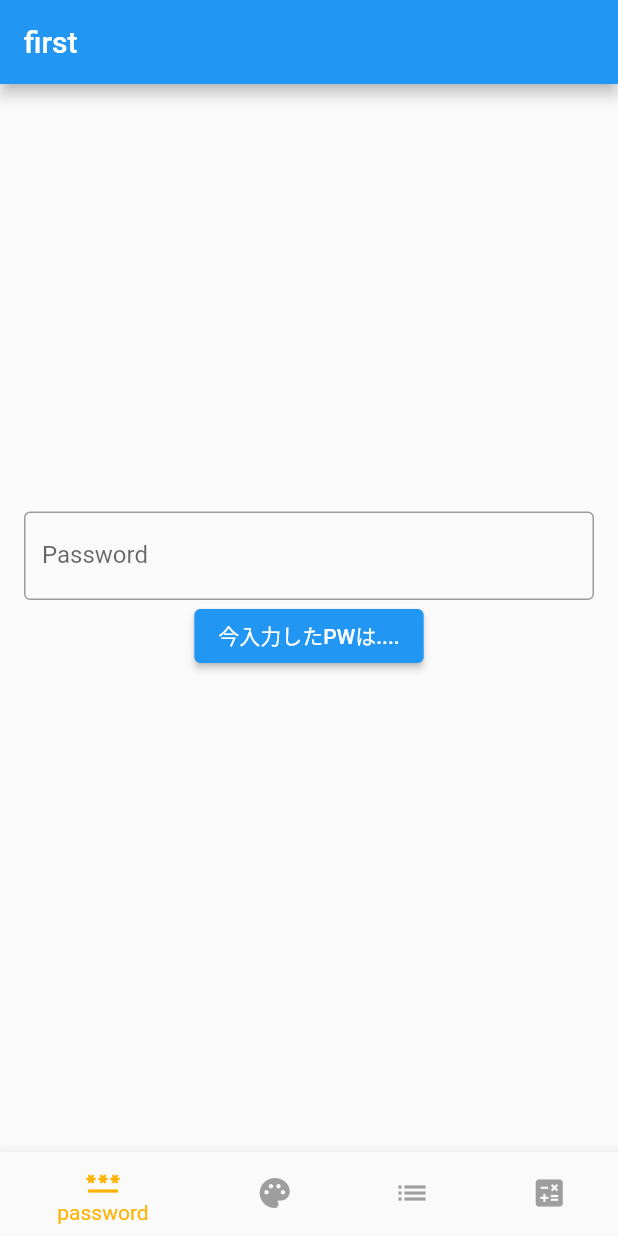
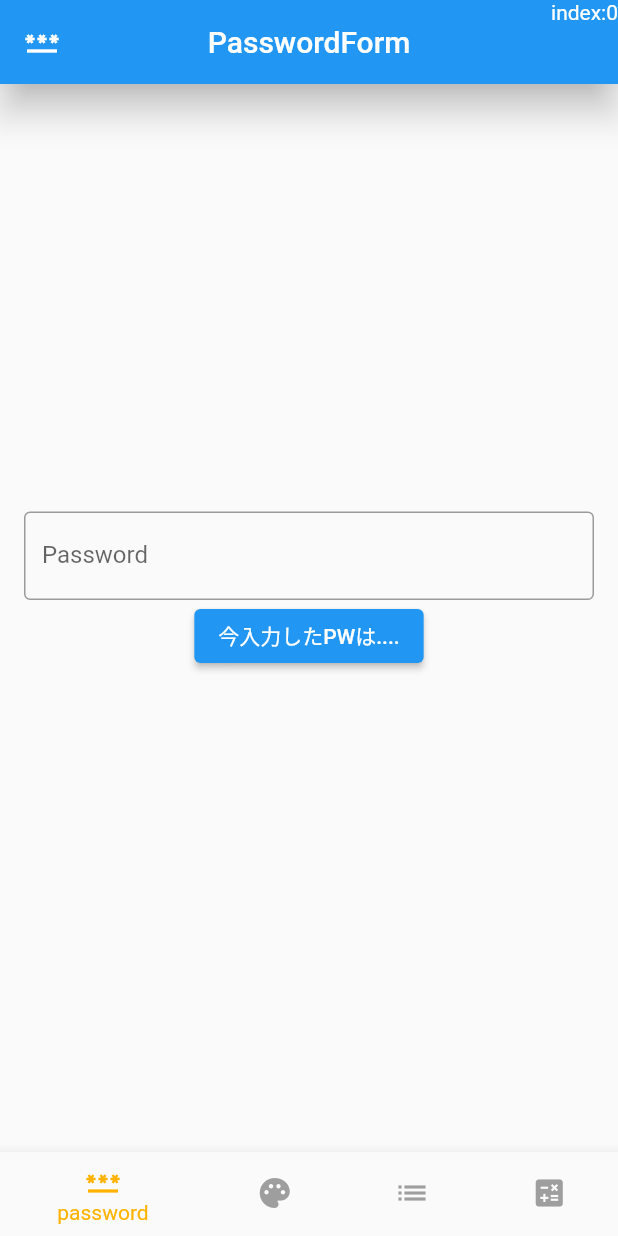
Before and after one commit to GawinGowin/flutter_train, a Flutter app: the screen it shows after launch, on a phone screen of 412 x 824 dp. Run offline on Flutter 3.47's test engine with Material 2 defaults, Android fonts, the phone set to English and light mode, and no system bars; our stand-ins replace flutter_riverpod, shared_preferences.

Commit message:
add simple provider

```diff
--- a/lib/main.dart
+++ b/lib/main.dart
@@ -2,18 +2,18 @@ import 'package:flutter/material.dart';
 
 import 'package:flutter_riverpod/flutter_riverpod.dart';
 
-import 'package:flutter_train/pages/pwForm.dart';
-import 'package:flutter_train/pages/colorPref.dart';
-import 'package:flutter_train/pages/listVew.dart';
-import 'package:flutter_train/pages/mathRand.dart';
+import 'package:flutter_train/pages/pw_form.dart';
+import 'package:flutter_train/pages/color_pref.dart';
+import 'package:flutter_train/pages/list_view.dart';
+import 'package:flutter_train/pages/math_rand.dart';
+
+import 'package:flutter_train/providers.dart';
 
 void main() {
   const app = MaterialApp(home: Rooter());
   const scope = ProviderScope(child: app);
   runApp(scope);
 }
-
-final indexProvider = StateProvider((ref) => 0);
 
 /**
  * Icons:
@@ -45,10 +45,10 @@ class Rooter extends ConsumerWidget {
     ];
 
     final pages = [
-      pwFormPage(),
-      colorPrefPage(),
-      listVewPage(),
-      mathRandPage()
+      PwFormPage(),
+      ColorPrefPage(),
+      ListViewPage(),
+      MathRandPage()
     ];
 
     final bar = BottomNavigationBar(
--- a/lib/pages/pwForm.dart
+++ b/lib/pages/pw_form.dart
@@ -1,19 +1,27 @@
 import 'package:flutter/material.dart';
+import 'package:flutter_riverpod/flutter_riverpod.dart';
 
-class pwFormPage extends StatefulWidget {
+import 'package:flutter_train/providers.dart';
+
+class PwFormPage extends ConsumerStatefulWidget {
+  const PwFormPage({Key? key}) : super(key: key);
   @override
-  State<pwFormPage> createState() => _pwFormPageState();
+  PwFormPageState createState() => PwFormPageState();
 }
 
-class _pwFormPageState extends State<pwFormPage> {
+class PwFormPageState extends ConsumerState<PwFormPage> {
   String nameText = "";
-
 
   @override
   Widget build(BuildContext context) {
+    final counter = ref.watch(indexProvider);
     return Scaffold(
       appBar: AppBar(
-        title: Text("first"),
+        leading: const Icon(Icons.password),
+        title: const Text('PasswordForm'),
+        centerTitle: true,
+        elevation: 10,
+        actions: [Text('index:$counter'),],
       ),
 
       body: Center(
@@ -25,7 +33,7 @@ class _pwFormPageState extends State<pwFormPage> {
                 TextField(
                   enabled: true,
                   obscureText: true,
-                  decoration: InputDecoration(
+                  decoration: const InputDecoration(
                     border: OutlineInputBorder(),
                     labelText: "Password"
                   ),
@@ -37,15 +45,13 @@ class _pwFormPageState extends State<pwFormPage> {
                   onPressed: (){
                     setState(() {});
                   },
-                  child: Text("今入力したPWは...."),),
+                  child: const Text("今入力したPWは...."),),
 
-                Text("$nameText",style: TextStyle(fontSize: 30),),
-
+                Text(nameText, style: const TextStyle(fontSize: 30),),
               ],
             ),
           ),
       )
-
     );
   }
 }
--- /dev/null
+++ b/lib/providers.dart
@@ -0,0 +1,3 @@
+import 'package:flutter_riverpod/flutter_riverpod.dart';
+
+final indexProvider = StateProvider((ref) => 0);
```
Also changed, not shown: lib/pages/color_pref.dart (renamed from lib/pages/colorPref.dart, +21 -8 lines), lib/pages/listVew.dart (deleted, +0 -34 lines), lib/pages/list_view.dart (added, +35 -0 lines), lib/pages/math_rand.dart (renamed from lib/pages/mathRand.dart, +24 -24 lines).
